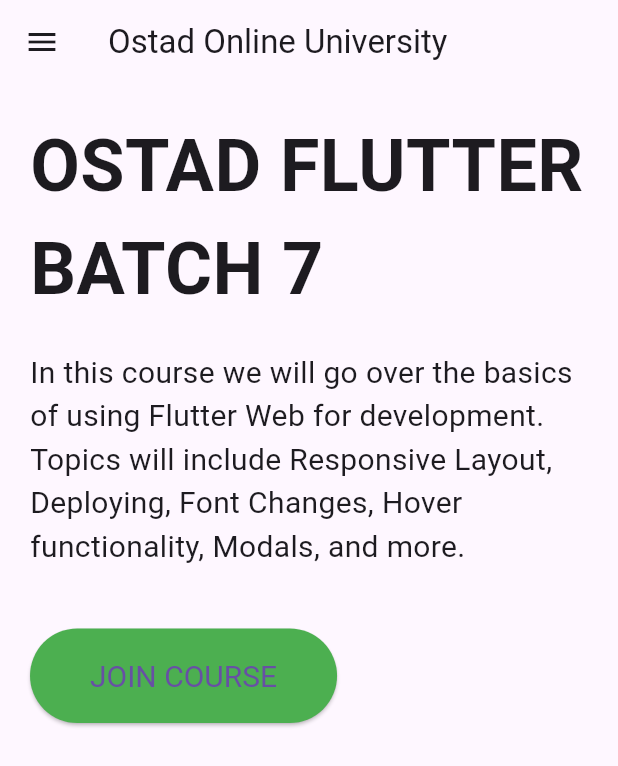
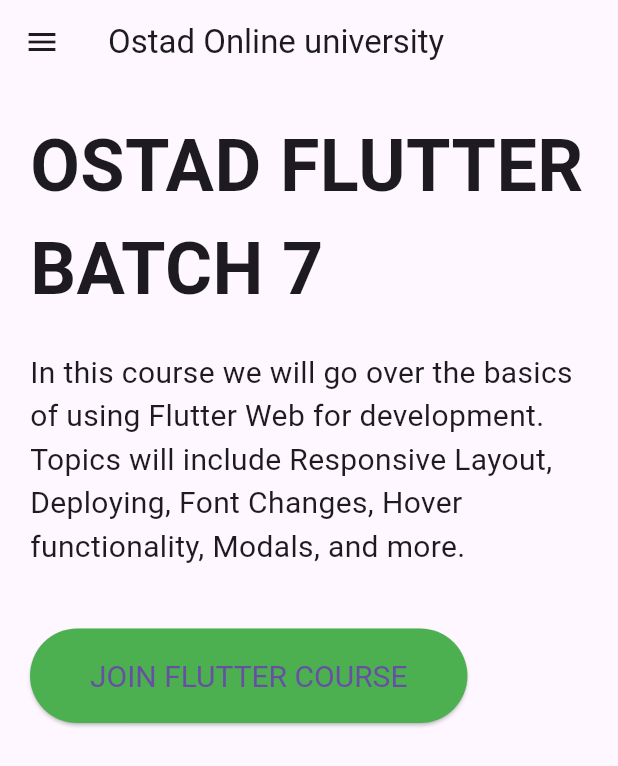
Before and after one commit to muhammadr1992/ostad_flutter7_module12_assignment_description_mistake, a Flutter app: the screen it shows after launch, on a phone screen of 412 x 824 dp. Shown: the top 766 px of the screen. Run offline on Flutter 3.47's test engine with Material 3 defaults, Android fonts, the light colour scheme and no system bars.

Commit message:
Ostad Flutter Module 12 Assignment

```diff
--- a/lib/main.dart
+++ b/lib/main.dart
@@ -23,7 +23,7 @@
   Widget build(BuildContext context) {
     return Scaffold(
       appBar: AppBar(
-        title: Text('Ostad Online University'),
+        title: Text('Ostad Online university'),
       ),
       drawer: MediaQuery.of(context).size.width < 600
           ? Drawer(
@@ -126,7 +126,7 @@
         crossAxisAlignment: CrossAxisAlignment.start,
         children: <Widget>[
           Text(
-            'OSTAD FLUTTER BATCH 7',
+            'OSTAD FLUTTER\nBATCH 7',
             style: TextStyle(
               fontSize: 48,
               fontWeight: FontWeight.bold,
@@ -142,7 +142,7 @@
           SizedBox(height: 40),
           ElevatedButton(
             onPressed: () {},
-            child: Text('JOIN COURSE'),
+            child: Text('JOIN FLUTTER COURSE'),
             style: ElevatedButton.styleFrom(
               padding: EdgeInsets.symmetric(horizontal: 40, vertical: 20), backgroundColor: Colors.green,
               textStyle: TextStyle(fontSize: 20),
```
